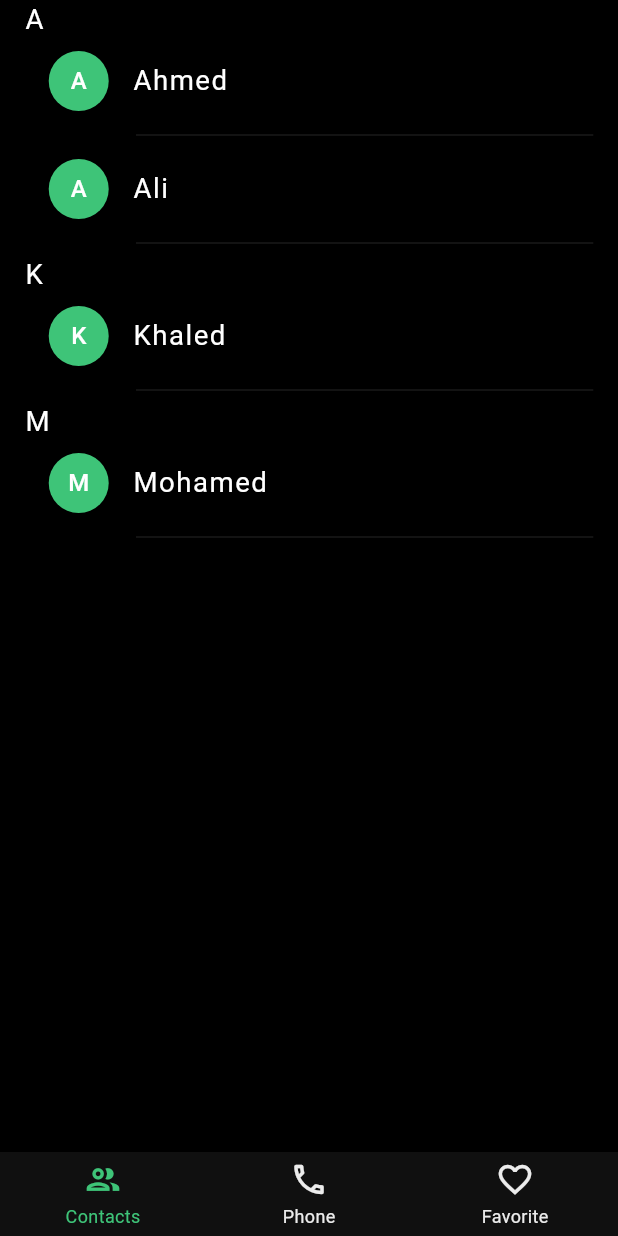
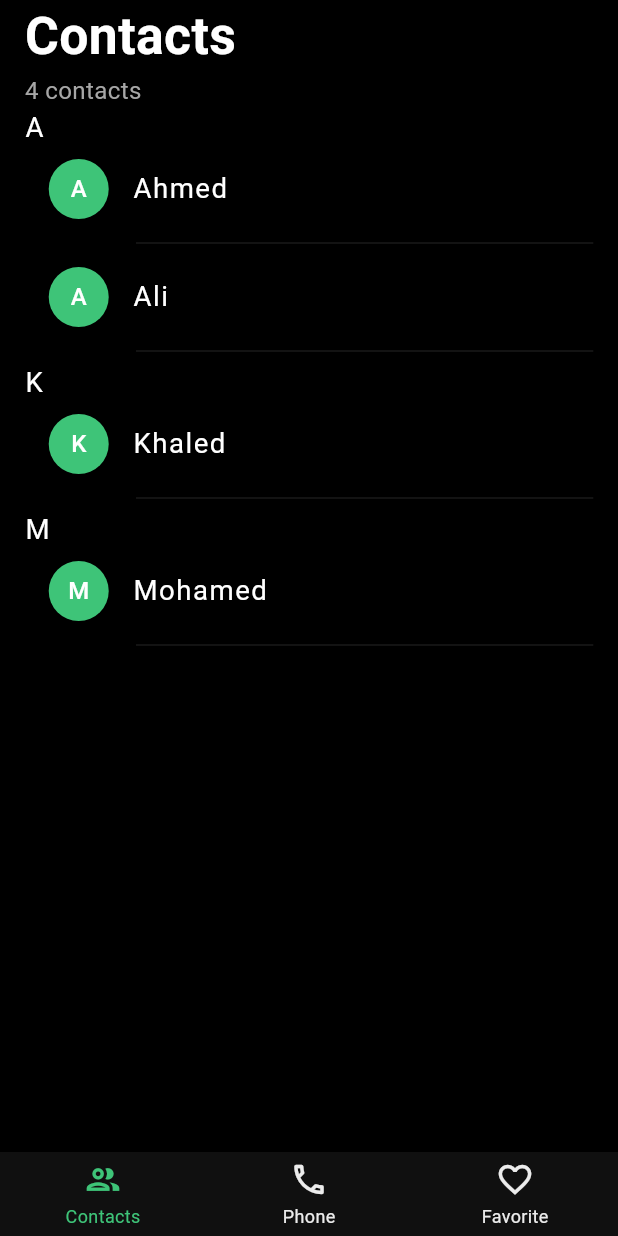
Before and after one commit to AhmedShehatah/phone-x, a Flutter app: the screen it shows after launch, on a phone screen of 412 x 824 dp. Run offline on Flutter 3.47's test engine with Material 2 defaults, Android fonts, the light colour scheme and no system bars; drawn by our look-alikes of grouped_list, persistent_bottom_nav_bar; our stand-ins replace contacts_service, flutter_screenutil, get, get_it, get_storage.

Commit message:
refactor: contact header desgin

```diff
--- a/lib/ui/contacts/page/contact_page.dart
+++ b/lib/ui/contacts/page/contact_page.dart
@@ -1,6 +1,7 @@
 import 'package:contacts_service/contacts_service.dart';
 import 'package:flutter/material.dart';
 import 'package:grouped_list/grouped_list.dart';
+import 'package:phone_x/core/constants/app_fonts.dart';
 import 'package:phone_x/core/constants/app_style.dart';
 import 'package:phone_x/core/constants/dimens.dart';
 import 'package:phone_x/core/di/di_manager.dart';
@@ -20,9 +21,24 @@ class ContactsPage extends StatelessWidget {
     ];
     return Scaffold(
       backgroundColor: DIManager.findCC().black,
-      body: Padding(
+      body: SafeArea(
+        child: Padding(
           padding: Dimens.defaultPageHorizontalPaddingSmall,
-        child: GroupedListView<Contact, String>(
+          child: Column(
+            crossAxisAlignment: CrossAxisAlignment.start,
+            children: [
+              Text(
+                "Contacts",
+                style: AppStyle.bigTitleStyle
+                    .copyWith(fontSize: AppFontSize.fontSize_30),
+              ),
+              Text(
+                "${tempList.length} contacts",
+                style: AppStyle.hintMessageStyle
+                    .copyWith(color: DIManager.findCC().greyLightTextColor),
+              ),
+              GroupedListView<Contact, String>(
+                shrinkWrap: true,
                 elements: tempList,
                 groupBy: (contact) => contact.displayName![0],
                 groupSeparatorBuilder: (String groupByValue) => Text(
@@ -34,7 +50,8 @@ class ContactsPage extends StatelessWidget {
                     children: [
                       ContactListItem(contact: contact),
                       Padding(
-                  padding: EdgeInsets.only(left: ScreenHelper.fromWidth(18)),
+                        padding:
+                            EdgeInsets.only(left: ScreenHelper.fromWidth(18)),
                         child: const Divider(
                           thickness: 0.1,
                         ),
@@ -43,6 +60,9 @@ class ContactsPage extends StatelessWidget {
                   );
                 },
               ),
+            ],
+          ),
+        ),
       ),
     );
   }
--- a/lib/ui/contacts/widgets/contact_list_item.dart
+++ b/lib/ui/contacts/widgets/contact_list_item.dart
@@ -1,9 +1,7 @@
 import 'package:flutter/material.dart';
 import 'package:contacts_service/contacts_service.dart';
 import 'package:phone_x/core/constants/app_style.dart';
-import 'package:phone_x/core/constants/dimens.dart';
 import 'package:phone_x/core/di/di_manager.dart';
-import 'package:phone_x/core/utils/ui_utils/vertical_padding.dart';
 
 class ContactListItem extends StatelessWidget {
   final Contact contact;
```
Lines whose indentation alone changed are shown as unchanged.
